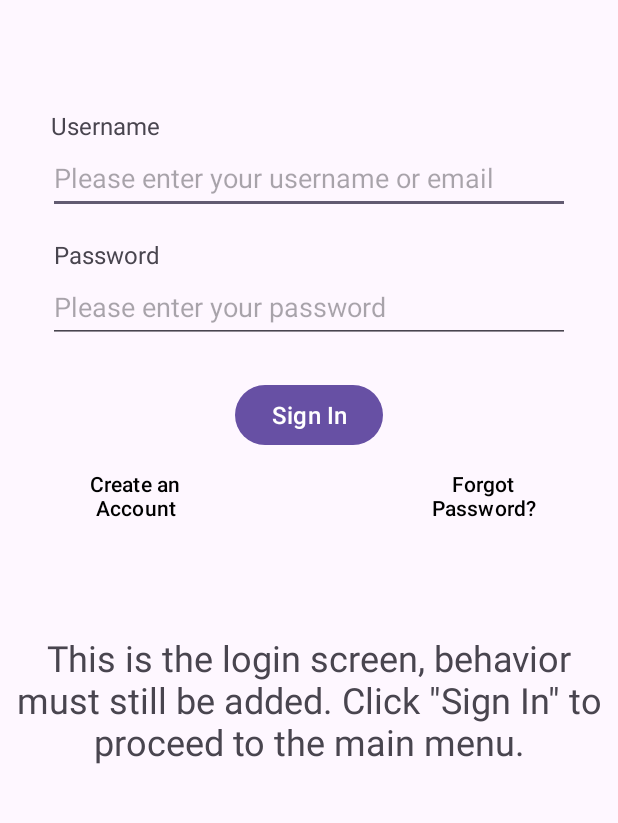
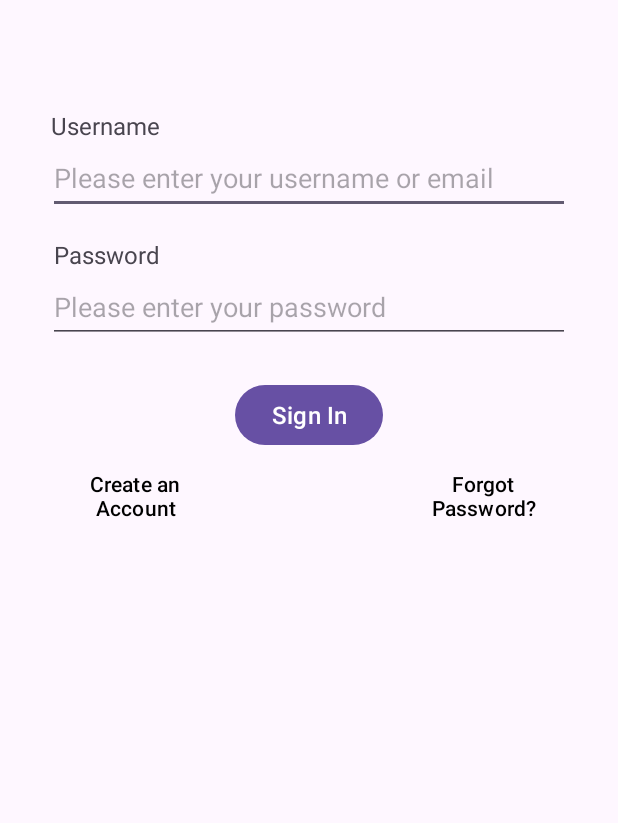
Before and after one commit to djzrma/bankingApp, an Android app: the screen it shows after launch (LoginPage), on a phone screen of 412 x 824 dp, the part 185-1008 px from its top. Run offline under Robolectric (Android 15) with nearby library versions, the phone set to English and light mode, and no system bars.

```diff
--- a/app/src/main/res/layout/login_page.xml
+++ b/app/src/main/res/layout/login_page.xml
@@ -133,18 +133,6 @@
                 android:textColor="@color/black"
                 app:layout_constraintStart_toStartOf="parent"
                 app:layout_constraintTop_toBottomOf="@+id/signInButton" />
-
-            <TextView
-                android:id="@+id/signInTempString"
-                android:layout_width="wrap_content"
-                android:layout_height="wrap_content"
-                android:layout_marginTop="64dp"
-                android:gravity="center"
-                android:textSize="24sp"
-                android:text="@string/loginTempString"
-                app:layout_constraintEnd_toEndOf="parent"
-                app:layout_constraintStart_toStartOf="parent"
-                app:layout_constraintTop_toBottomOf="@+id/createAnAccountButton" />
         </androidx.constraintlayout.widget.ConstraintLayout>
 
     </LinearLayout>
--- a/app/src/main/res/layout/settings_page.xml
+++ b/app/src/main/res/layout/settings_page.xml
@@ -100,7 +100,7 @@
                 android:layout_width="128dp"
                 android:layout_height="wrap_content"
                 android:layout_gravity="center"
-                android:layout_marginTop="100dp"
+                android:layout_marginTop="120dp"
                 android:backgroundTint="#E91E1E"
                 android:text="@string/logoutButton"
                 app:layout_constraintEnd_toEndOf="parent"
```
